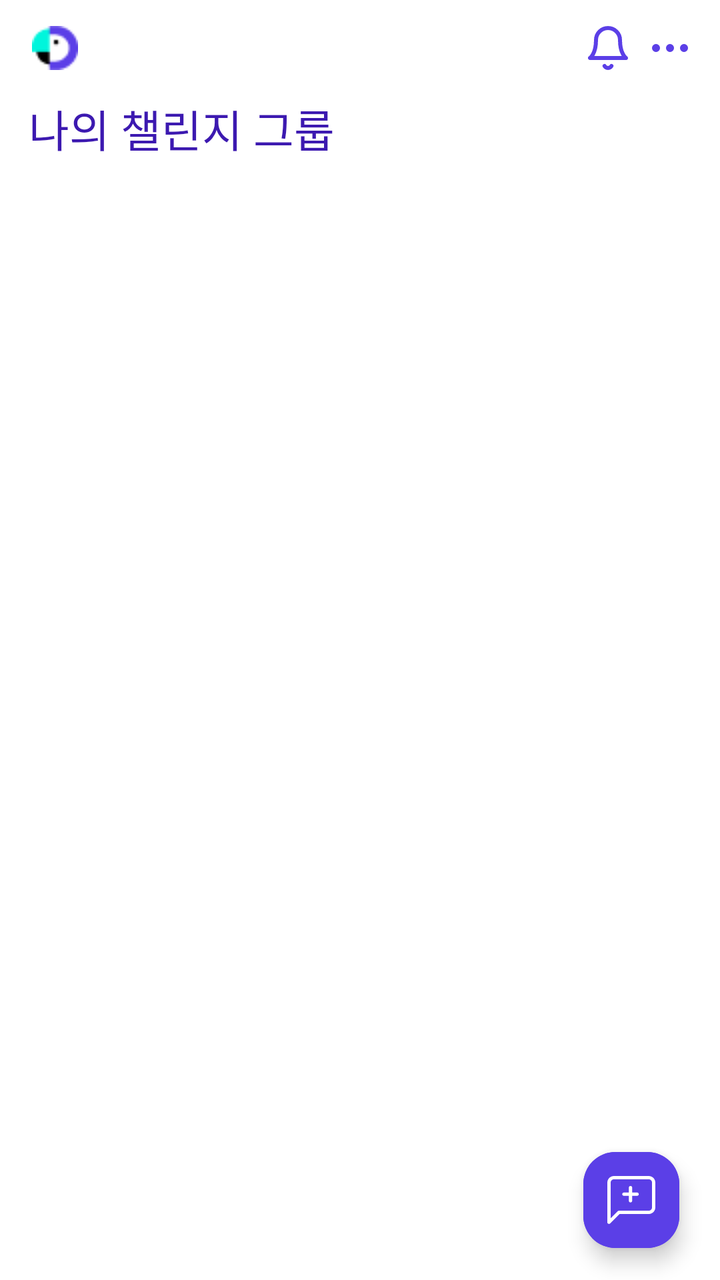
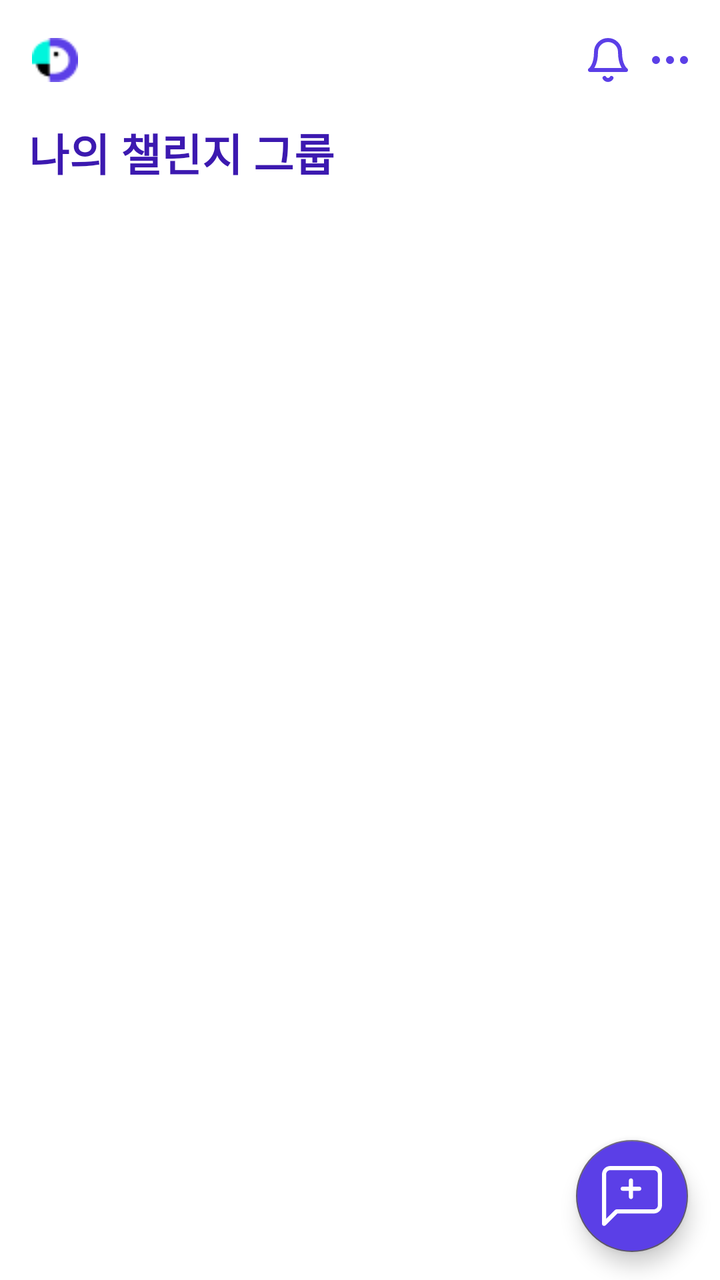

Compare the two renders of this Android layout. The source of the first and the diff that turns it into the second are given below.
<!-- AndroidManifest.xml: application theme Theme.Yeongkkuel -->
<!-- res/layout/fragment_chat.xml -->
<?xml version="1.0" encoding="utf-8"?>
<layout
    xmlns:android="http://schemas.android.com/apk/res/android"
    xmlns:app="http://schemas.android.com/apk/res-auto">

    <androidx.constraintlayout.widget.ConstraintLayout
        android:layout_width="match_parent"
        android:layout_height="match_parent">

        <androidx.constraintlayout.widget.Guideline
            android:id="@+id/guideline_app_bar_h"
            android:layout_width="wrap_content"
            android:layout_height="wrap_content"
            android:orientation="horizontal"
            app:layout_constraintGuide_percent="0.01" />

        <androidx.constraintlayout.widget.Guideline
            android:id="@+id/guideline_fab_h"
            android:layout_width="wrap_content"
            android:layout_height="wrap_content"
            android:orientation="horizontal"
            app:layout_constraintGuide_percent="0.9" />

        <androidx.constraintlayout.widget.Guideline
            android:id="@+id/guideline_fab_v"
            android:layout_width="wrap_content"
            android:layout_height="wrap_content"
            android:orientation="vertical"
            app:layout_constraintGuide_percent="0.81" />

        <androidx.constraintlayout.widget.Guideline
            android:id="@+id/guideline_title_chat_v"
            android:layout_width="wrap_content"
            android:layout_height="wrap_content"
            android:orientation="horizontal"
            app:layout_constraintGuide_percent="0.11" />

        <androidx.constraintlayout.widget.Guideline
            android:id="@+id/guideline_title_chat_h"
            android:layout_width="wrap_content"
            android:layout_height="wrap_content"
            android:orientation="vertical"
            app:layout_constraintGuide_percent="0.04" />

        <com.google.android.material.floatingactionbutton.ExtendedFloatingActionButton
            android:id="@+id/floatingActionButton"
            android:layout_width="wrap_content"
            android:layout_height="wrap_content"
            android:clickable="true"
            android:focusable="true"
            android:elevation="8dp"
            android:backgroundTint="@color/main1"
            app:icon="@drawable/ic_fab_chat"
            app:iconTint="@color/white"
            app:layout_constraintStart_toStartOf="@+id/guideline_fab_v"
            app:layout_constraintTop_toTopOf="@+id/guideline_fab_h" />

        <androidx.constraintlayout.widget.ConstraintLayout
            android:id="@+id/app_bar"
            android:layout_width="match_parent"
            android:layout_height="48dp"
            app:layout_constraintStart_toStartOf="parent"
            app:layout_constraintTop_toTopOf="parent">

            <ImageView
                android:id="@+id/btn_home"
                android:layout_width="wrap_content"
                android:layout_height="wrap_content"
                android:src="@drawable/ic_logo"
                android:layout_marginStart="16dp"
                app:layout_constraintStart_toStartOf="parent"
                app:layout_constraintTop_toTopOf="parent"
                app:layout_constraintBottom_toBottomOf="parent"/>

            <ImageView
                android:id="@+id/btn_notice"
                android:layout_width="wrap_content"
                android:layout_height="wrap_content"
                android:src="@drawable/ic_bell"
                android:layout_marginEnd="12dp"
                app:layout_constraintEnd_toStartOf="@+id/btn_more"
                app:layout_constraintTop_toTopOf="parent"
                app:layout_constraintBottom_toBottomOf="parent"/>

            <ImageView
                android:id="@+id/btn_more"
                android:layout_width="wrap_content"
                android:layout_height="wrap_content"
                android:src="@drawable/ic_more"
                android:layout_marginEnd="16dp"
                app:layout_constraintEnd_toEndOf="parent"
                app:layout_constraintTop_toTopOf="parent"
                app:layout_constraintBottom_toBottomOf="parent"/>

        </androidx.constraintlayout.widget.ConstraintLayout>

        <TextView
            android:id="@+id/tv_title_chat"
            android:layout_width="wrap_content"
            android:layout_height="wrap_content"
            android:text="나의 챌린지 그룹"
            android:textColor="@color/main3"
            style="@style/title_semib"
            app:layout_constraintStart_toStartOf="@+id/guideline_title_chat_h"
            app:layout_constraintTop_toBottomOf="@+id/app_bar" />

        <androidx.core.widget.NestedScrollView
            android:layout_width="match_parent"
            android:layout_height="wrap_content"
            android:orientation="vertical"
            app:layout_constraintStart_toStartOf="parent"
            app:layout_constraintTop_toBottomOf="@+id/tv_title_chat" >

            <androidx.recyclerview.widget.RecyclerView
                android:id="@+id/rv_chat_room"
                android:layout_width="match_parent"
                android:layout_height="wrap_content"
                android:layout_gravity="center_horizontal"
                app:layoutManager="androidx.recyclerview.widget.LinearLayoutManager" />

        </androidx.core.widget.NestedScrollView>

        <androidx.constraintlayout.widget.ConstraintLayout
            android:id="@+id/layout_empty"
            android:layout_width="match_parent"
            android:layout_height="match_parent"
            android:visibility="invisible"
            app:layout_constraintStart_toStartOf="parent"
            app:layout_constraintEnd_toEndOf="parent"
            app:layout_constraintTop_toTopOf="parent"
            app:layout_constraintBottom_toBottomOf="parent">

            <TextView
                android:id="@+id/tv_title_empty_view_1"
                android:layout_width="wrap_content"
                android:layout_height="wrap_content"
                android:text="가입한 무지출 챌린지 채팅방이 없어요."
                style="@style/body_semibo"
                app:layout_constraintStart_toStartOf="parent"
                app:layout_constraintEnd_toEndOf="parent"
                app:layout_constraintTop_toTopOf="parent"
                app:layout_constraintBottom_toBottomOf="parent" />

            <TextView
                android:id="@+id/tv_title_empty_view_2"
                android:layout_width="wrap_content"
                android:layout_height="wrap_content"
                android:text="우측 하단 버튼을 눌러\n챌린지 채팅방을 눌러보세요!"
                android:textColor="@color/main1"
                android:gravity="center"
                style="@style/body_regula"
                app:layout_constraintStart_toStartOf="parent"
                app:layout_constraintEnd_toEndOf="parent"
                app:layout_constraintTop_toBottomOf="@+id/tv_title_empty_view_1" />
        </androidx.constraintlayout.widget.ConstraintLayout>

    </androidx.constraintlayout.widget.ConstraintLayout>
</layout>
<!-- resources referenced by this layout -->
<resources>
  <color name="main1">#5B3FE7</color>
  <color name="main3">#3C19B0</color>
  <color name="white">#FFFFFFFF</color>
  <!-- drawable ic_bell (drawable) -->
  <vector xmlns:android="http://schemas.android.com/apk/res/android"
      android:width="20dp"
      android:height="22dp"
      android:viewportWidth="20"
      android:viewportHeight="22">
    <path
        android:pathData="M16,7.007C16,5.418 15.368,3.894 14.243,2.771C13.117,1.647 11.591,1.016 10,1.016C8.409,1.016 6.883,1.647 5.757,2.771C4.632,3.894 4,5.418 4,7.007C4,13.997 1,15.995 1,15.995H19C19,15.995 16,13.997 16,7.007Z"
        android:strokeLineJoin="round"
        android:strokeWidth="2"
        android:fillColor="#00000000"
        android:strokeColor="#5B3FE7"
        android:strokeLineCap="round"/>
    <path
        android:pathData="M11.73,19.989C11.554,20.292 11.302,20.543 10.998,20.718C10.695,20.892 10.35,20.984 10,20.984C9.65,20.984 9.305,20.892 9.002,20.718C8.698,20.543 8.446,20.292 8.27,19.989"
        android:strokeLineJoin="round"
        android:strokeWidth="2"
        android:fillColor="#00000000"
        android:strokeColor="#5B3FE7"
        android:strokeLineCap="round"/>
  </vector>
  <style name="body_regula">
          <item name="android:fontStyle">normal</item>
          <item name="android:fontFamily">sans-serif</item>
          <item name="android:fontWeight">400</item>
          <item name="android:textSize">15sp</item>
      </style>
  <style name="body_semibo">
          <item name="android:fontStyle">normal</item>
          <item name="android:fontFamily">sans-serif</item>
          <item name="android:fontWeight">600</item>
          <item name="android:textSize">15sp</item>
      </style>
  <style name="title_semib">
          <item name="android:fontStyle">normal</item>
          <item name="android:fontFamily">sans-serif</item>
          <item name="android:fontWeight">600</item>
          <item name="android:textSize">22sp</item>
      </style>
  <style name="Theme.Yeongkkuel" parent="Base.Theme.Yeongkkuel" />
  <style name="Base.Theme.Yeongkkuel" parent="Theme.Material3.DayNight.NoActionBar">
          
          
          <item name="android:windowBackground">@android:color/white</item>
      </style>
  <!-- unchanged entries left out for length: 3 -->
</resources>

<!-- the commit's change to res/layout/fragment_chat.xml (unified diff, before → after) -->
@@ -1,9 +1,12 @@
 <?xml version="1.0" encoding="utf-8"?>
-<layout
+<androidx.coordinatorlayout.widget.CoordinatorLayout
     xmlns:android="http://schemas.android.com/apk/res/android"
-    xmlns:app="http://schemas.android.com/apk/res-auto">
+    xmlns:app="http://schemas.android.com/apk/res-auto"
+    android:layout_width="match_parent"
+    android:layout_height="match_parent">
 
     <androidx.constraintlayout.widget.ConstraintLayout
+        android:id="@+id/cl_fragment_chat"
         android:layout_width="match_parent"
         android:layout_height="match_parent">
 
@@ -13,20 +16,6 @@
             android:layout_height="wrap_content"
             android:orientation="horizontal"
             app:layout_constraintGuide_percent="0.01" />
-
-        <androidx.constraintlayout.widget.Guideline
-            android:id="@+id/guideline_fab_h"
-            android:layout_width="wrap_content"
-            android:layout_height="wrap_content"
-            android:orientation="horizontal"
-            app:layout_constraintGuide_percent="0.9" />
-
-        <androidx.constraintlayout.widget.Guideline
-            android:id="@+id/guideline_fab_v"
-            android:layout_width="wrap_content"
-            android:layout_height="wrap_content"
-            android:orientation="vertical"
-            app:layout_constraintGuide_percent="0.81" />
 
         <androidx.constraintlayout.widget.Guideline
             android:id="@+id/guideline_title_chat_v"
@@ -42,23 +31,10 @@
             android:orientation="vertical"
             app:layout_constraintGuide_percent="0.04" />
 
-        <com.google.android.material.floatingactionbutton.ExtendedFloatingActionButton
-            android:id="@+id/floatingActionButton"
-            android:layout_width="wrap_content"
-            android:layout_height="wrap_content"
-            android:clickable="true"
-            android:focusable="true"
-            android:elevation="8dp"
-            android:backgroundTint="@color/main1"
-            app:icon="@drawable/ic_fab_chat"
-            app:iconTint="@color/white"
-            app:layout_constraintStart_toStartOf="@+id/guideline_fab_v"
-            app:layout_constraintTop_toTopOf="@+id/guideline_fab_h" />
-
         <androidx.constraintlayout.widget.ConstraintLayout
             android:id="@+id/app_bar"
             android:layout_width="match_parent"
-            android:layout_height="48dp"
+            android:layout_height="60dp"
             app:layout_constraintStart_toStartOf="parent"
             app:layout_constraintTop_toTopOf="parent">
 
@@ -100,11 +76,13 @@
             android:layout_height="wrap_content"
             android:text="나의 챌린지 그룹"
             android:textColor="@color/main3"
+            android:textStyle="bold"
             style="@style/title_semib"
             app:layout_constraintStart_toStartOf="@+id/guideline_title_chat_h"
             app:layout_constraintTop_toBottomOf="@+id/app_bar" />
 
         <androidx.core.widget.NestedScrollView
+            android:id="@+id/ns_rv"
             android:layout_width="match_parent"
             android:layout_height="wrap_content"
             android:orientation="vertical"
@@ -119,6 +97,15 @@
                 app:layoutManager="androidx.recyclerview.widget.LinearLayoutManager" />
 
         </androidx.core.widget.NestedScrollView>
+
+        <View
+            android:id="@+id/dimView"
+            android:layout_width="match_parent"
+            android:layout_height="match_parent"
+            android:background="#80000000"
+            android:visibility="gone"
+            app:layout_constraintStart_toStartOf="parent"
+            app:layout_constraintTop_toTopOf="parent" />
 
         <androidx.constraintlayout.widget.ConstraintLayout
             android:id="@+id/layout_empty"
@@ -135,6 +122,8 @@
                 android:layout_width="wrap_content"
                 android:layout_height="wrap_content"
                 android:text="가입한 무지출 챌린지 채팅방이 없어요."
+                android:textColor="@color/black"
+                android:textStyle="bold"
                 style="@style/body_semibo"
                 app:layout_constraintStart_toStartOf="parent"
                 app:layout_constraintEnd_toEndOf="parent"
@@ -149,10 +138,42 @@
                 android:textColor="@color/main1"
                 android:gravity="center"
                 style="@style/body_regula"
+                android:layout_marginTop="8dp"
                 app:layout_constraintStart_toStartOf="parent"
                 app:layout_constraintEnd_toEndOf="parent"
                 app:layout_constraintTop_toBottomOf="@+id/tv_title_empty_view_1" />
         </androidx.constraintlayout.widget.ConstraintLayout>
 
     </androidx.constraintlayout.widget.ConstraintLayout>
-</layout>
+
+    <com.google.android.material.floatingactionbutton.FloatingActionButton
+        android:id="@+id/floatingActionButton"
+        style="@style/FloatingButton"
+        android:layout_width="wrap_content"
+        android:layout_height="wrap_content"
+        android:clickable="true"
+        android:focusable="true"
+        android:elevation="8dp"
+        android:src="@drawable/ic_fab_chat"
+        app:maxImageSize="30dp"
+        app:layout_anchor="@id/cl_fragment_chat"
+        app:layout_anchorGravity="bottom|end"
+        android:layout_marginEnd="16dp"
+        android:layout_marginBottom="14dp" />
+
+    <com.google.android.material.floatingactionbutton.FloatingActionButton
+        android:id="@+id/floatingActionButtonCancel"
+        style="@style/FloatingButtonCancel"
+        android:layout_width="wrap_content"
+        android:layout_height="wrap_content"
+        android:clickable="true"
+        android:focusable="true"
+        android:elevation="8dp"
+        android:src="@drawable/ic_fab_close"
+        app:maxImageSize="30dp"
+        app:layout_anchor="@id/cl_fragment_chat"
+        app:layout_anchorGravity="bottom|end"
+        android:visibility="invisible"
+        android:layout_marginEnd="16dp"
+        android:layout_marginBottom="14dp" />
+</androidx.coordinatorlayout.widget.CoordinatorLayout>
<!-- resource entries referenced after the edit -->
@@ -1,8 +1,14 @@
 <!-- resources referenced by this layout -->
 <resources>
+  <color name="black">#FF000000</color>
   <color name="main1">#5B3FE7</color>
   <color name="main3">#3C19B0</color>
   <color name="white">#FFFFFFFF</color>
+  <style name="RoundedShapeAppearanceOverlay" parent="">
+          <item name="cornerFamily">rounded</item>
+          <item name="cornerSize">50%</item>
+      </style>
+  <color name="black2">#999999</color>
   <!-- drawable ic_bell (drawable) -->
   <vector xmlns:android="http://schemas.android.com/apk/res/android"
       android:width="20dp"
@@ -24,6 +30,22 @@
         android:strokeColor="#5B3FE7"
         android:strokeLineCap="round"/>
   </vector>
+  <!-- drawable ic_fab_close (drawable) -->
+  <vector xmlns:android="http://schemas.android.com/apk/res/android" android:height="24dp" android:tint="#000000" android:viewportHeight="24" android:viewportWidth="24" android:width="24dp">
+        
+      <path android:fillColor="@android:color/white" android:pathData="M19,6.41L17.59,5 12,10.59 6.41,5 5,6.41 10.59,12 5,17.59 6.41,19 12,13.41 17.59,19 19,17.59 13.41,12z"/>
+      
+  </vector>
+  <style name="FloatingButton" parent="Widget.MaterialComponents.FloatingActionButton">
+          <item name="android:backgroundTint">@color/main1</item>
+          <item name="tint">@color/white</item>
+          <item name="shapeAppearanceOverlay">@style/RoundedShapeAppearanceOverlay</item>
+      </style>
+  <style name="FloatingButtonCancel" parent="Widget.MaterialComponents.FloatingActionButton">
+          <item name="android:backgroundTint">@color/white</item>
+          <item name="tint">@color/black2</item>
+          <item name="shapeAppearanceOverlay">@style/RoundedShapeAppearanceOverlay</item>
+      </style>
   <style name="body_regula">
           <item name="android:fontStyle">normal</item>
           <item name="android:fontFamily">sans-serif</item>
